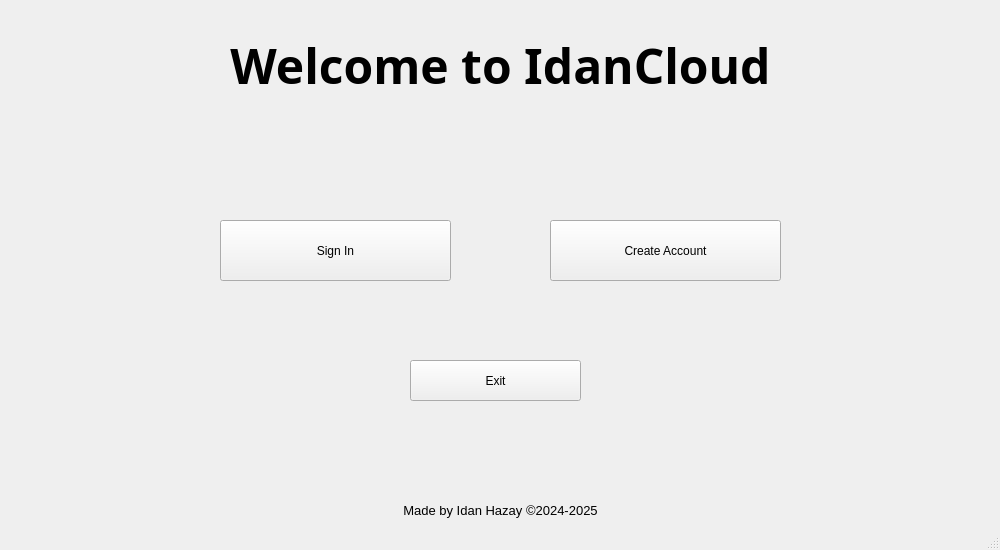
Above: Main/client/gui/ui/main.ui from SuperName3102/Final-Project before the change. Below: the same form after it.
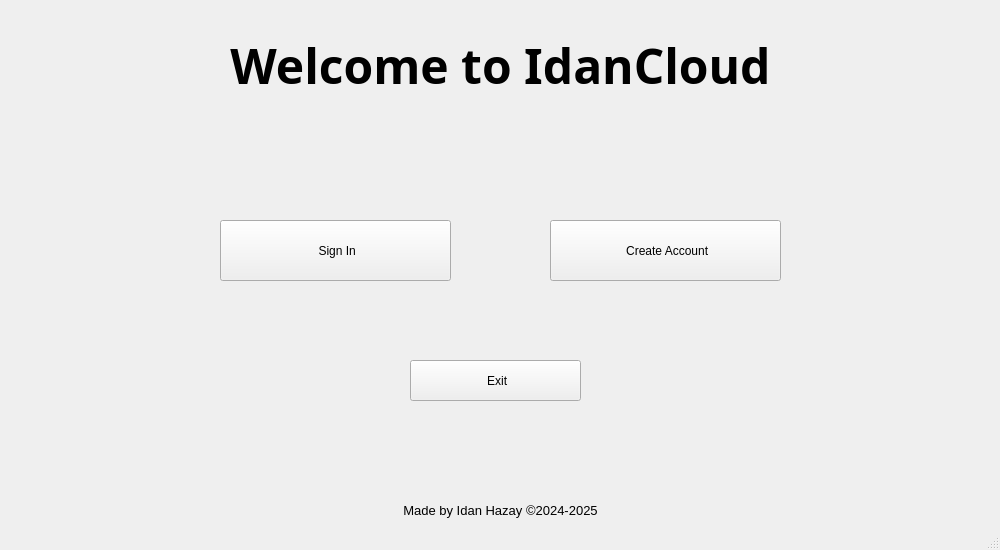
That is the form after the change.

What changed in the file:
```diff
--- a/Main/client/gui/ui/main.ui
+++ b/Main/client/gui/ui/main.ui
@@ -36,7 +36,7 @@
      <string notr="true"/>
     </property>
     <property name="text">
-     <string>Sign In</string>
+     <string> Sign In</string>
     </property>
     <property name="iconSize">
      <size>
@@ -103,7 +103,7 @@
      <string notr="true"/>
     </property>
     <property name="text">
-     <string>Create Account</string>
+     <string> Create Account</string>
     </property>
     <property name="iconSize">
      <size>
@@ -141,7 +141,7 @@
      <string notr="true"/>
     </property>
     <property name="text">
-     <string>Exit</string>
+     <string> Exit</string>
     </property>
     <property name="iconSize">
      <size>
```
